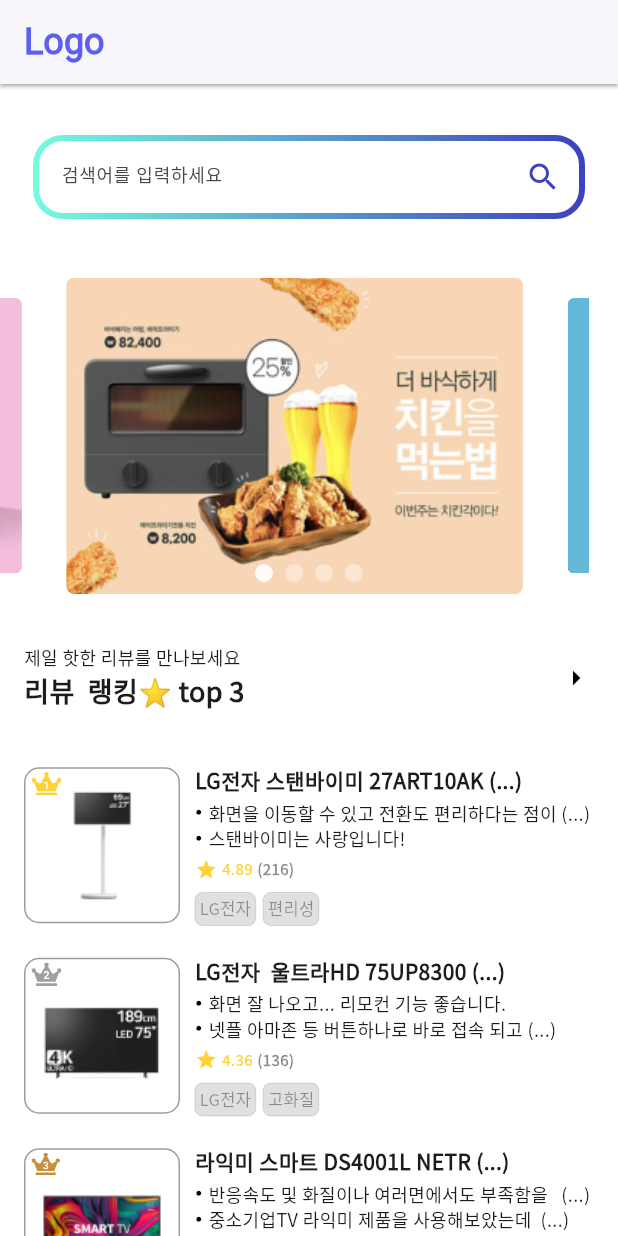
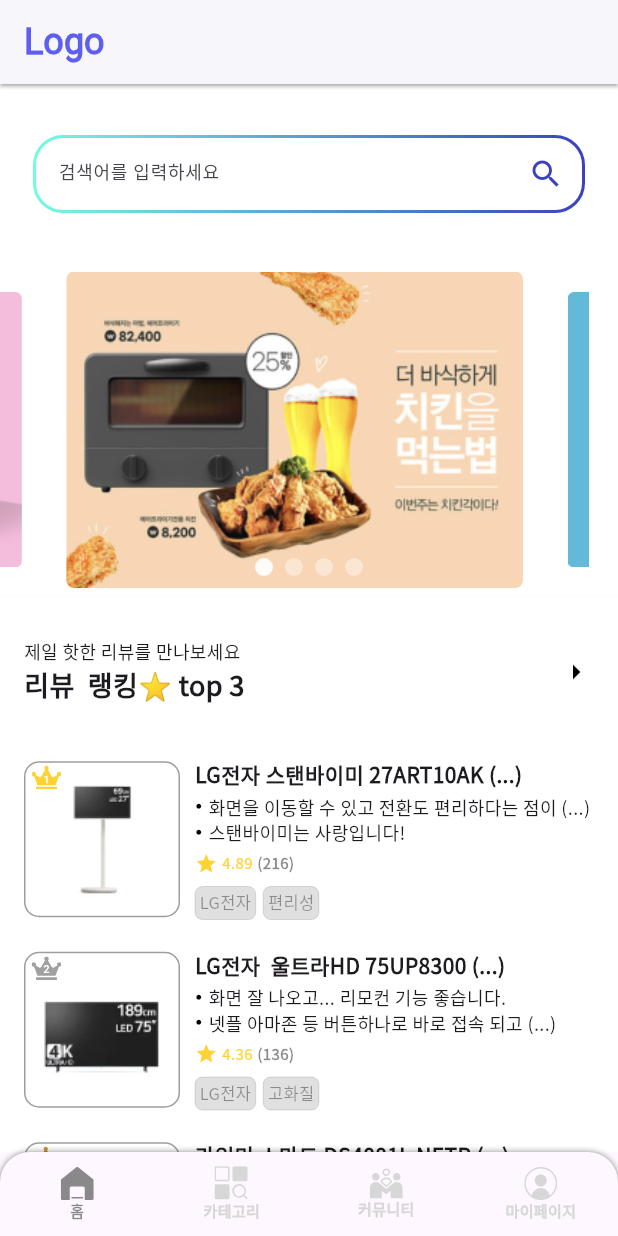
Before and after one commit to ajisuryaa/eshop, a Flutter app: the screen it shows after launch, on a phone screen of 412 x 824 dp. Run offline on Flutter 3.47's test engine with Material 3 defaults, Android fonts, the phone set to English and light mode, and no system bars; drawn by our look-alikes of carousel_slider; our stand-ins replace flutter_svg, gradient_borders.

Commit message:
fix bottom navigation view

```diff
--- a/lib/main.dart
+++ b/lib/main.dart
@@ -1,4 +1,4 @@
-import 'package:eshop/views/dashboard.dart';
+import 'package:eshop/views/main-page.dart';
 import 'package:flutter/material.dart';
 
 void main() {
@@ -14,10 +14,13 @@ class MyApp extends StatelessWidget {
     return MaterialApp(
       title: 'eShop',
       theme: ThemeData(
-        primaryColor: Colors.white, // Atur warna putih sebagai warna utama tema
-        // Tambahan konfigurasi tema lainnya
-      ),
-      home: const Dashboard(),
+          primaryColor: Colors.white,
+          primarySwatch: Colors.blue,
+          appBarTheme: const AppBarTheme(
+            iconTheme: IconThemeData(color: Colors.black54),
+            color: Color(0xFF5D5FEF), //<-- SEE HERE
+          )),
+      home: const MainPageView(),
     );
   }
 }
--- a/lib/views/dashboard.dart
+++ b/lib/views/dashboard-screen.dart
@@ -286,8 +286,9 @@ class _DashboardState extends State<Dashboard> {
                             padding: const EdgeInsets.only(left: 5, right: 5),
                             height: 25,
                             decoration: BoxDecoration(
-                                border: Border.all(),
-                                borderRadius: BorderRadius.circular(10)),
+                                border:
+                                    Border.all(color: const Color(0xFF868686)),
+                                borderRadius: BorderRadius.circular(50)),
                             child: Row(
                               mainAxisAlignment: MainAxisAlignment.start,
                               crossAxisAlignment: CrossAxisAlignment.start,
--- /dev/null
+++ b/lib/views/main-page.dart
@@ -0,0 +1,110 @@
+import 'package:eshop/views/category-screen.dart';
+import 'package:eshop/views/community-screen.dart';
+import 'package:eshop/views/dashboard-screen.dart';
+import 'package:eshop/views/my-profile-screen.dart';
+import 'package:flutter/material.dart';
+import 'package:flutter_svg/flutter_svg.dart';
+
+class MainPageView extends StatefulWidget {
+  const MainPageView({super.key});
+
+  @override
+  State<MainPageView> createState() => _MainPageViewState();
+}
+
+class _MainPageViewState extends State<MainPageView> {
+  int _currentIndex = 0;
+
+  @override
+  Widget build(BuildContext context) {
+    List<Widget> pages = [
+      const Dashboard(),
+      const CategoryScreen(titlePage: "카테고리"),
+      const CommunityScreen(titlePage: "커뮤니티"),
+      const ProfileScreen(titlePage: "마이페이지")
+    ];
+
+    return Scaffold(
+      body: pages[_currentIndex],
+      bottomNavigationBar: Container(
+        decoration: const BoxDecoration(
+          borderRadius: BorderRadius.only(
+            topLeft: Radius.circular(20.0),
+            topRight: Radius.circular(20.0),
+          ),
+          boxShadow: <BoxShadow>[
+            BoxShadow(
+              color: Colors.black45,
+              blurRadius: 3,
+            ),
+          ],
+        ),
+        child: ClipRRect(
+          borderRadius: const BorderRadius.only(
+            topLeft: Radius.circular(20.0),
+            topRight: Radius.circular(20.0),
+          ),
+          child: BottomNavigationBar(
+            elevation: 10,
+            currentIndex: _currentIndex,
+            type: BottomNavigationBarType.fixed,
+            unselectedFontSize: 10,
+            unselectedLabelStyle: const TextStyle(
+                fontSize: 10,
+                fontFamily: "NotoSansKR",
+                fontWeight: FontWeight.bold),
+            selectedLabelStyle: const TextStyle(
+                fontSize: 10,
+                fontFamily: "NotoSansKR",
+                fontWeight: FontWeight.bold),
+            selectedItemColor: Colors.black45,
+            unselectedItemColor: const Color(0xFFD7D7D7),
+            items: [
+              BottomNavigationBarItem(
+                icon: SvgPicture.asset(
+                  "assets/icon/home.svg",
+                  color: _currentIndex == 0
+                      ? Colors.black45
+                      : const Color(0xFFD7D7D7),
+                ),
+                label: '홈',
+              ),
+              BottomNavigationBarItem(
+                icon: SvgPicture.asset(
+                  "assets/icon/category.svg",
+                  color: _currentIndex == 1
+                      ? Colors.black45
+                      : const Color(0xFFD7D7D7),
+                ),
+                label: '카테고리',
+              ),
+              BottomNavigationBarItem(
+                icon: SvgPicture.asset(
+                  "assets/icon/community.svg",
+                  color: _currentIndex == 2
+                      ? Colors.black45
+                      : const Color(0xFFD7D7D7),
+                ),
+                label: '커뮤니티',
+              ),
+              BottomNavigationBarItem(
+                icon: SvgPicture.asset(
+                  "assets/icon/profile.svg",
+                  color: _currentIndex == 3
+                      ? Colors.black45
+                      : const Color(0xFFD7D7D7),
+                ),
+                label: '마이페이지',
+              ),
+            ],
+            onTap: (index) {
+              setState(() {
+                _currentIndex = index;
+              });
+            },
+          ),
+        ),
+      ),
+    );
+  }
+}
--- a/lib/widgets/search-bar.dart
+++ b/lib/widgets/search-bar.dart
@@ -23,7 +23,7 @@ class _SearchBarCustomState extends State<SearchBarCustom> {
           border: const GradientBoxBorder(
             gradient:
                 LinearGradient(colors: [Color(0xFF74FBDE), Color(0xFF3C41BF)]),
-            width: 4,
+            width: 2,
           ),
           borderRadius: BorderRadius.circular(20.0)),
       child: TextField(
--- a/pubspec.yaml
+++ b/pubspec.yaml
@@ -73,6 +73,10 @@ flutter:
     - assets/icon/crown-2.svg
     - assets/icon/crown-3.svg
     - assets/icon/bxs_send.svg
+    - assets/icon/home.svg
+    - assets/icon/category.svg
+    - assets/icon/community.svg
+    - assets/icon/profile.svg
     - assets/images/top-10-users/cat-1.jpg
     - assets/images/top-10-users/cat-2.jpg
     - assets/images/top-10-users/cat-3.jpg
```
Also changed, not shown: lib/views/category-screen.dart (added, +39 -0 lines), lib/views/community-screen.dart (added, +38 -0 lines), lib/views/my-profile-screen.dart (added, +38 -0 lines), lib/widgets/top-10-users.dart (+13 -1 lines), assets/icon/category.svg (added), assets/icon/community.svg (added), assets/icon/home.svg (added), assets/icon/profile.svg (added).
